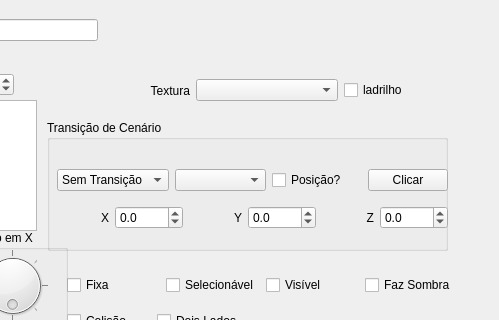
Above: ifg/qt/ui/forma.ui from matferib/tabuleiro-virtual before the change; both pictures show x 403 to 902 and y 0 to 320 of the 902 by 561 pixel window. Below: the same form after it.
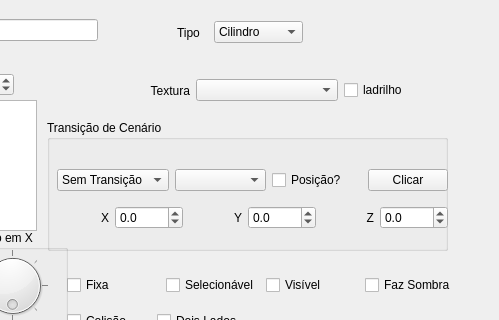
That is the form after the change.

Commit message: polimorfismo de formas na ui

The edit to the form file:
```diff
--- a/ifg/qt/ui/forma.ui
+++ b/ifg/qt/ui/forma.ui
@@ -988,6 +988,59 @@
     <string>Dois Lados</string>
    </property>
   </widget>
+  <widget class="QWidget" name="layoutWidget">
+   <property name="geometry">
+    <rect>
+     <x>580</x>
+     <y>20</y>
+     <width>126</width>
+     <height>25</height>
+    </rect>
+   </property>
+   <layout class="QHBoxLayout" name="horizontalLayout_21">
+    <item>
+     <widget class="QLabel" name="label_17">
+      <property name="text">
+       <string>Tipo</string>
+      </property>
+     </widget>
+    </item>
+    <item>
+     <widget class="QComboBox" name="combo_tipo_forma">
+      <item>
+       <property name="text">
+        <string>Cilindro</string>
+       </property>
+      </item>
+      <item>
+       <property name="text">
+        <string>Cone</string>
+       </property>
+      </item>
+      <item>
+       <property name="text">
+        <string>Cubo</string>
+       </property>
+      </item>
+      <item>
+       <property name="text">
+        <string>Esfera</string>
+       </property>
+      </item>
+      <item>
+       <property name="text">
+        <string>Pirâmide</string>
+       </property>
+      </item>
+      <item>
+       <property name="text">
+        <string>Hemisfério</string>
+       </property>
+      </item>
+     </widget>
+    </item>
+   </layout>
+  </widget>
  </widget>
  <tabstops>
   <tabstop>spin_pontos_vida</tabstop>
```
The commit also changes 2 other files.
